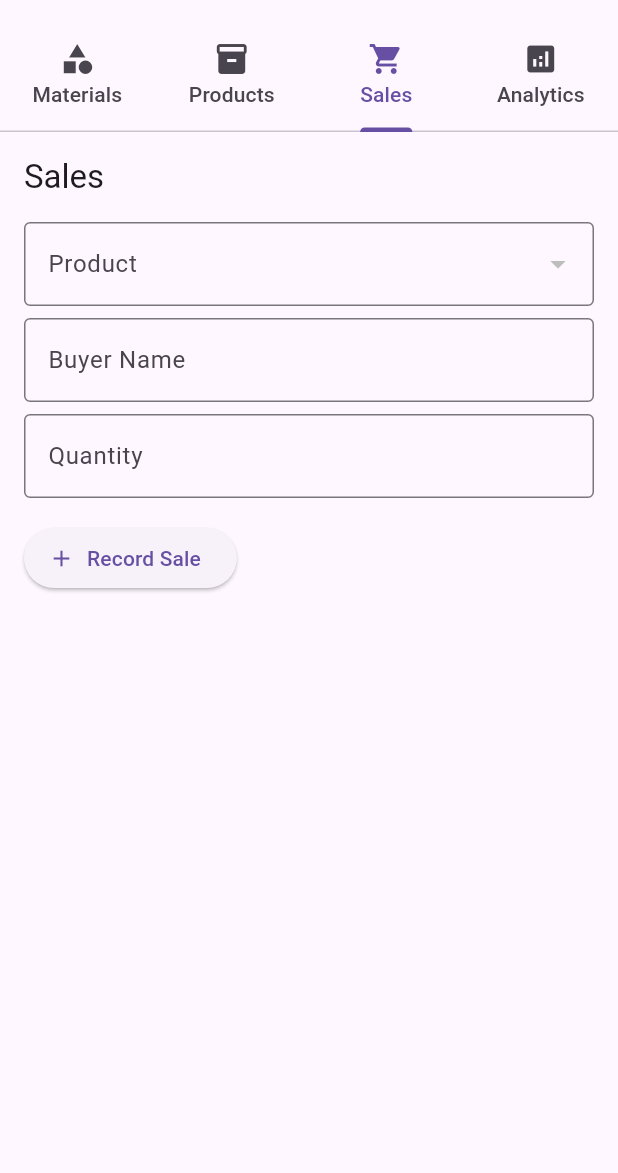
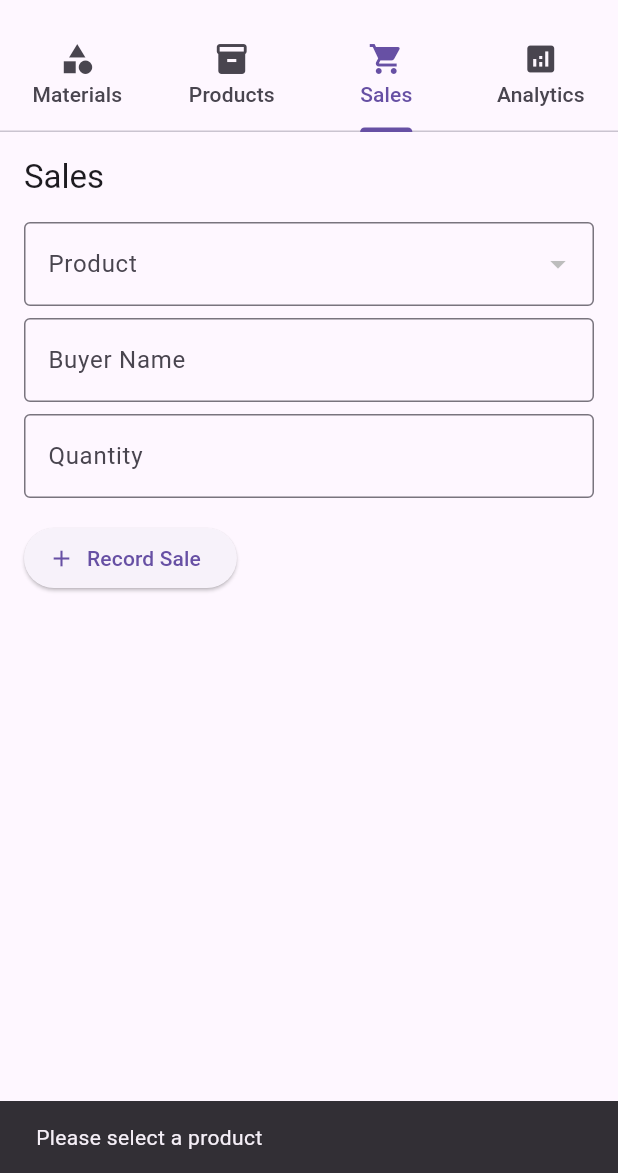
Before and after one commit to yohantse/SouqNote, a Flutter app: the screen it shows after launch, tab 3 chosen, after a tap on "Record Sale", on a phone screen of 412 x 824 dp, the part 63-1236 px from its top. Run offline on Flutter 3.47's test engine with Material 3 defaults, Android fonts, the phone set to English and light mode, and no system bars; our stand-ins replace sqflite; accounts and stored records are empty.

Commit message:
Fixed-errors-and-added-functionality

```diff
--- a/lib/db_helper.dart
+++ b/lib/db_helper.dart
@@ -19,6 +19,18 @@ class DBHelper {
     return openDatabase(
       path,
       onCreate: (db, version) async {
+        await _createTables(db);
+      },
+      onUpgrade: (db, oldVersion, newVersion) async {
+        if (oldVersion < 2) {
+          await db.execute('ALTER TABLE sales ADD COLUMN quantity INTEGER');
+        }
+      },
+      version: 2, // Increment the version number
+    );
+  }
+
+  Future<void> _createTables(Database db) async {
     await db.execute('''
     CREATE TABLE raw_materials (
       id INTEGER PRIMARY KEY AUTOINCREMENT,
@@ -42,15 +54,13 @@ class DBHelper {
       id INTEGER PRIMARY KEY AUTOINCREMENT,
       product_id INTEGER,
       buyer TEXT,
+      quantity INTEGER,
       amount REAL,
       is_paid INTEGER,
       sold_at TEXT,
       FOREIGN KEY (product_id) REFERENCES products(id)
     )
     ''');
-      },
-      version: 1,
-    );
   }
 
   Future<int> insert(String table, Map<String, dynamic> data) async {
--- a/lib/main.dart
+++ b/lib/main.dart
@@ -120,7 +120,7 @@ class RawMaterialScreen extends StatelessWidget {
                       child: ListTile(
                         title: Text(material.name),
                         subtitle:
-                            Text("Cost: \$${material.cost.toStringAsFixed(2)}"),
+                            Text("Cost: \₹${material.cost.toStringAsFixed(2)}"),
                         trailing: IconButton(
                           icon: Icon(Icons.delete),
                           onPressed: () {
@@ -235,7 +235,7 @@ class ProductScreen extends StatelessWidget {
                       child: ListTile(
                         title: Text(product.name),
                         subtitle: Text(
-                            "Count: ${product.count}, Price: \$${product.sellingPrice.toStringAsFixed(2)}"),
+                            "Count: ${product.count}, Price: \₹${product.sellingPrice.toStringAsFixed(2)}"),
                         trailing: IconButton(
                           icon: Icon(Icons.edit),
                           onPressed: () {
@@ -362,20 +362,7 @@ class SaleScreen extends StatelessWidget {
           ),
           SizedBox(height: 16),
           ElevatedButton.icon(
-            onPressed: () {
-              String buyer = _buyerController.text;
-              int quantity = int.tryParse(_quantityController.text) ?? 0;
-              if (buyer.isNotEmpty && quantity > 0) {
-                context.read<ProductManager>().recordSale(
-                      context.read<ProductManager>().selectedProductId!,
-                      buyer,
-                      quantity,
-                      true,
-                    );
-                _buyerController.clear();
-                _quantityController.clear();
-              }
-            },
+            onPressed: () => _recordSale(context),
             icon: Icon(Icons.add),
             label: Text("Record Sale"),
           ),
@@ -393,7 +380,7 @@ class SaleScreen extends StatelessWidget {
                       child: ListTile(
                         title: Text("${sale.buyer} bought ${product.name}"),
                         subtitle: Text(
-                            "Quantity: ${sale.quantity}, Amount: \$${sale.amount.toStringAsFixed(2)}"),
+                            "Quantity: ${sale.quantity}, Amount: \₹${sale.amount.toStringAsFixed(2)}"),
                         trailing:
                             Text("${DateFormat.yMd().format(sale.saleDate)}"),
                       ),
@@ -406,6 +393,46 @@ class SaleScreen extends StatelessWidget {
         ],
       ),
     );
+  }
+
+  void _recordSale(BuildContext context) {
+    final manager = context.read<ProductManager>();
+    final productId = manager.selectedProductId;
+    final buyer = _buyerController.text;
+    final quantity = int.tryParse(_quantityController.text);
+
+    if (productId == null) {
+      ScaffoldMessenger.of(context).showSnackBar(
+        SnackBar(content: Text("Please select a product")),
+      );
+      return;
+    }
+
+    if (buyer.isEmpty) {
+      ScaffoldMessenger.of(context).showSnackBar(
+        SnackBar(content: Text("Please enter a buyer name")),
+      );
+      return;
+    }
+
+    if (quantity == null || quantity <= 0) {
+      ScaffoldMessenger.of(context).showSnackBar(
+        SnackBar(content: Text("Please enter a valid quantity")),
+      );
+      return;
+    }
+
+    manager.recordSale(productId, buyer, quantity, true).then((_) {
+      ScaffoldMessenger.of(context).showSnackBar(
+        SnackBar(content: Text("Sale recorded successfully")),
+      );
+      _buyerController.clear();
+      _quantityController.clear();
+    }).catchError((error) {
+      ScaffoldMessenger.of(context).showSnackBar(
+        SnackBar(content: Text("Error recording sale: $error")),
+      );
+    });
   }
 }
 
@@ -432,11 +459,11 @@ class AnalyticsScreen extends StatelessWidget {
                   child: Column(
                     crossAxisAlignment: CrossAxisAlignment.start,
                     children: [
-                      Text("Total Sales: \$${totalSales.toStringAsFixed(2)}",
+                      Text("Total Sales: \₹${totalSales.toStringAsFixed(2)}",
                           style: Theme.of(context).textTheme.titleMedium),
                       Text("Total Products Sold: $totalProducts",
                           style: Theme.of(context).textTheme.titleMedium),
-                      Text("Profit/Loss: \$${profitOrLoss.toStringAsFixed(2)}",
+                      Text("Profit/Loss: \₹${profitOrLoss.toStringAsFixed(2)}",
                           style: Theme.of(context).textTheme.titleMedium),
                       if (topSellingProduct != null)
                         Text("Top Selling Product: ${topSellingProduct.name}",
@@ -463,7 +490,7 @@ class AnalyticsScreen extends StatelessWidget {
                       child: ListTile(
                         title: Text(product.name),
                         subtitle: Text(
-                            "Total Sales: \$${totalAmount.toStringAsFixed(2)}"),
+                            "Total Sales: \₹${totalAmount.toStringAsFixed(2)}"),
                         trailing: Text("Quantity: $totalQuantity"),
                       ),
                     );
--- a/lib/product_manager.dart
+++ b/lib/product_manager.dart
@@ -69,7 +69,8 @@ class ProductManager extends ChangeNotifier {
       rawMaterialId: materialId,
       count: count,
       sellingPrice: sellingPrice,
-        createdAt: DateTime.now());
+      createdAt: DateTime.now(),
+    );
     _products.add(product);
     notifyListeners();
   }
@@ -88,6 +89,7 @@ class ProductManager extends ChangeNotifier {
       isPaid: isPaid,
       saleDate: DateTime.now(),
     );
+    try {
       final id = await db!.insert('sales', sale.toMap());
       sale = Sale(
         id: id,
@@ -96,16 +98,36 @@ class ProductManager extends ChangeNotifier {
         quantity: quantity,
         amount: amount,
         isPaid: isPaid,
-        saleDate: DateTime.now());
+        saleDate: DateTime.now(),
+      );
       _sales.add(sale);
+
+      // Update product count
+      final updatedProduct = Product(
+        id: product.id,
+        name: product.name,
+        rawMaterialId: product.rawMaterialId,
+        count: product.count - quantity,
+        sellingPrice: product.sellingPrice,
+        createdAt: product.createdAt,
+      );
+      await db.update('products', updatedProduct.toMap(),
+          where: 'id = ?', whereArgs: [productId]);
+      final index = _products.indexWhere((p) => p.id == productId);
+      _products[index] = updatedProduct;
+
       notifyListeners();
+    } catch (e) {
+      print('Error recording sale: $e');
+      rethrow; // Re-throw the error so it can be caught and displayed in the UI
+    }
   }
 
   double calculateProfitOrLoss() {
     double totalCost = _products.fold(0, (sum, product) {
       RawMaterial material =
           _rawMaterials.firstWhere((m) => m.id == product.rawMaterialId);
-      return sum + material.cost * product.count;
+      return sum + material.cost;
     });
 
     double totalSales = _sales.fold(0, (sum, sale) => sum + sale.amount);
```
Lines whose indentation alone changed are shown as unchanged.
